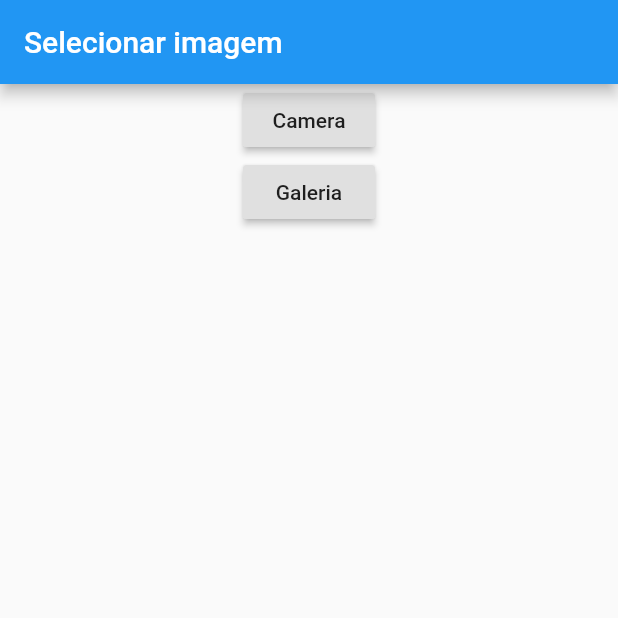
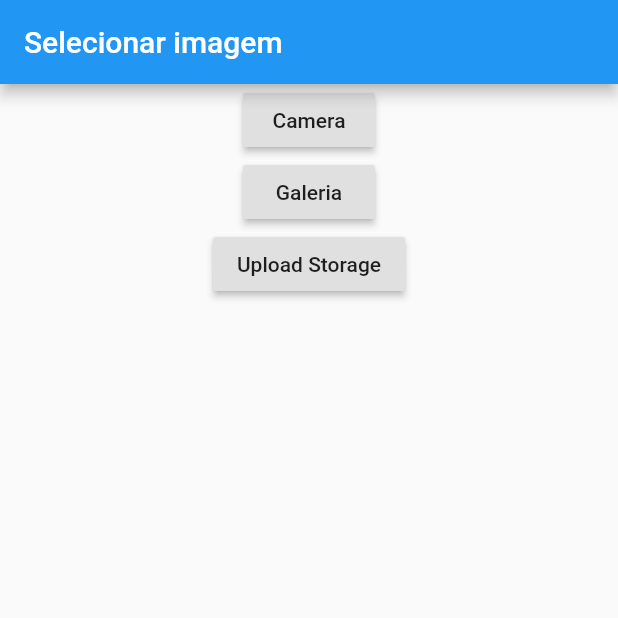
Before and after one commit to DanielleRS/firebase, a Flutter app: the screen it shows after launch, on a phone screen of 412 x 824 dp, the top half of it. Run offline on Flutter 3.47's test engine with Material 2 defaults, Android fonts, the phone set to English and light mode, and no system bars; our stand-ins replace cloud_firestore, firebase_auth, firebase_storage, image_picker; accounts and stored records are empty.

Commit message:
Upload de imagens com Storage

```diff
--- a/lib/main.dart
+++ b/lib/main.dart
@@ -3,6 +3,7 @@ import 'package:cloud_firestore/cloud_firestore.dart';
 import 'package:firebase_auth/firebase_auth.dart';
 import 'package:image_picker/image_picker.dart';
 import 'dart:io';
+import 'package:firebase_storage/firebase_storage.dart';
 
 void main() async {
   //WidgetsFlutterBinding.ensureInitialized();
@@ -35,6 +36,16 @@ class _HomeState extends State<Home> {
     });
   }
 
+  Future _uploadImagem() async {
+    //Referenciar arquivo
+    FirebaseStorage storage = FirebaseStorage.instance;
+    StorageReference pastaRaiz = storage.ref();
+    StorageReference arquivo = pastaRaiz.child("fotos").child("foto1.jpg");
+
+    //Fazer upload da imagem
+    arquivo.putFile(_imagem);
+  }
+
   @override
   Widget build(BuildContext context) {
     return Scaffold(
@@ -58,7 +69,13 @@ class _HomeState extends State<Home> {
             ),
             _imagem == null
             ? Container()
-                : Image.file(_imagem)
+                : Image.file(_imagem),
+            RaisedButton(
+              child: Text("Upload Storage"),
+              onPressed: (){
+                _uploadImagem();
+              },
+            ),
           ],
         ),
       ),
```
